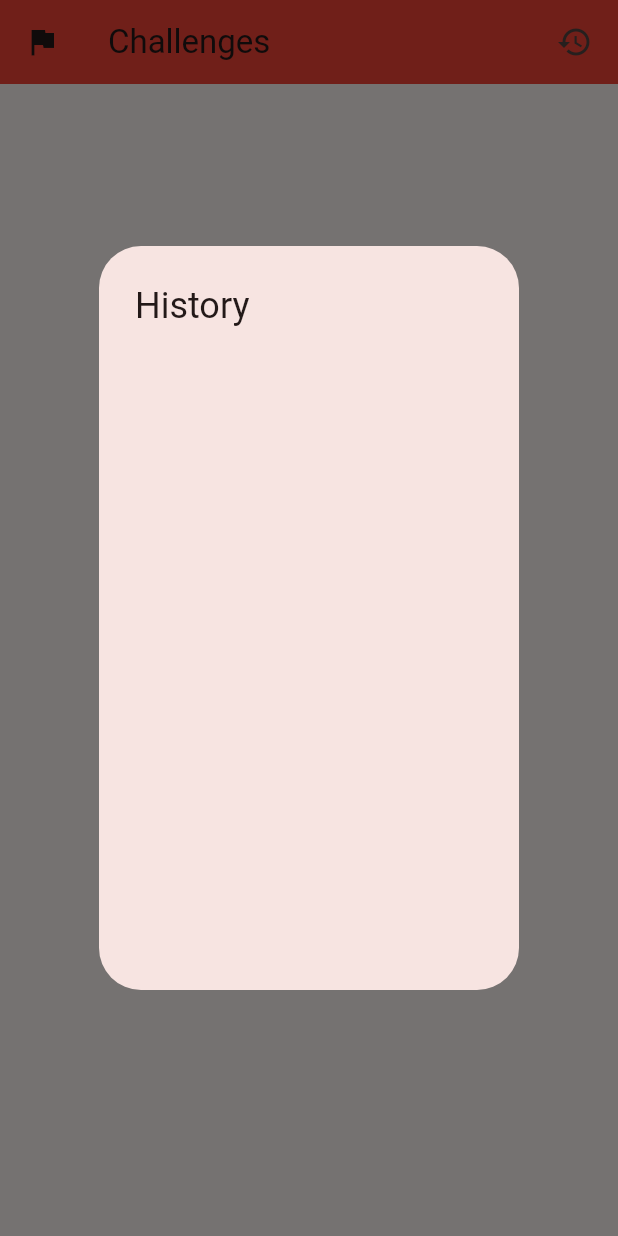
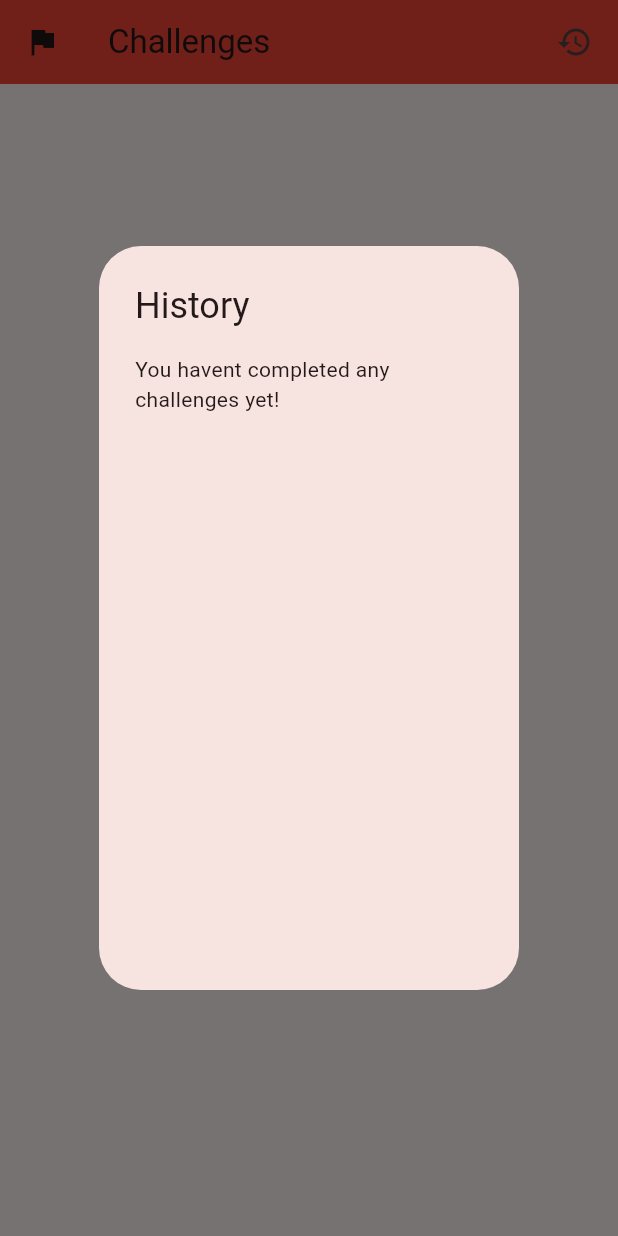
Before and after one commit to velix2/tag_lag, a Flutter app: the ChallengesPage screen opened directly, after a tap on the "history" icon, on a phone screen of 412 x 824 dp. Run offline on Flutter 3.47's test engine with Material 2 defaults, Android fonts, the phone set to English and light mode, and no system bars; our stand-ins replace flutter_spinbox, shared_preferences; accounts and stored records are empty.

Commit message:
modified past challenge/buys display

```diff
--- a/lib/challenges_page.dart
+++ b/lib/challenges_page.dart
@@ -108,7 +108,8 @@ class _ChallengesPageState extends State<ChallengesPage>
                                       content: SizedBox(
                                         width: 200,
                                         height: 400,
-                                        child: ListView.builder(
+                                        child: appState.pastChallenges.isEmpty ? const Text("You havent completed any challenges yet!")
+                                          : ListView.builder(
                                             itemCount: appState.pastChallenges.length,
                                             itemBuilder: (context, index) {
                                               return Card(
--- a/lib/shop_page.dart
+++ b/lib/shop_page.dart
@@ -60,7 +60,8 @@ class _ShopPageState extends State<ShopPage> {
                               content: SizedBox(
                                 width: 200,
                                 height: 400,
-                                child: ListView.builder(
+                                child: appState.pastBuys.isEmpty ? const Text("You havent bought anything yet!")
+                                  : ListView.builder(
                                     itemCount: appState.pastBuys.length,
                                     itemBuilder: (context, index) {
                                       return Card(
```
